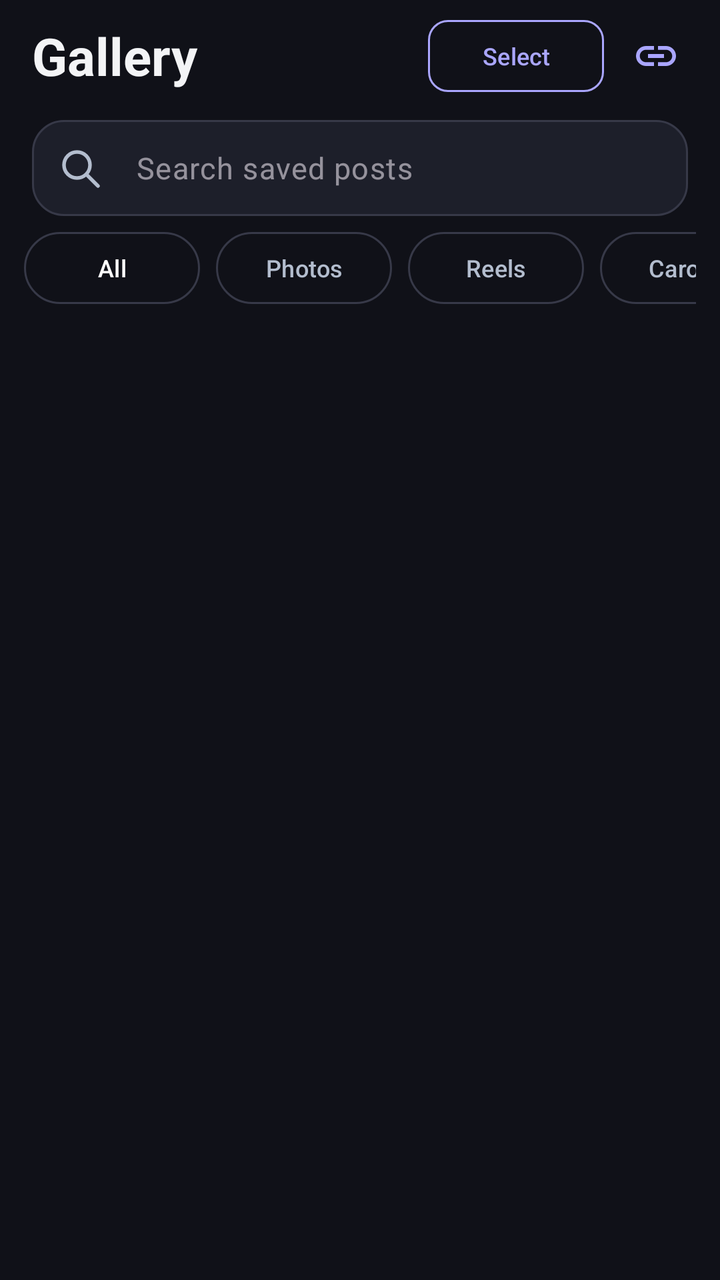
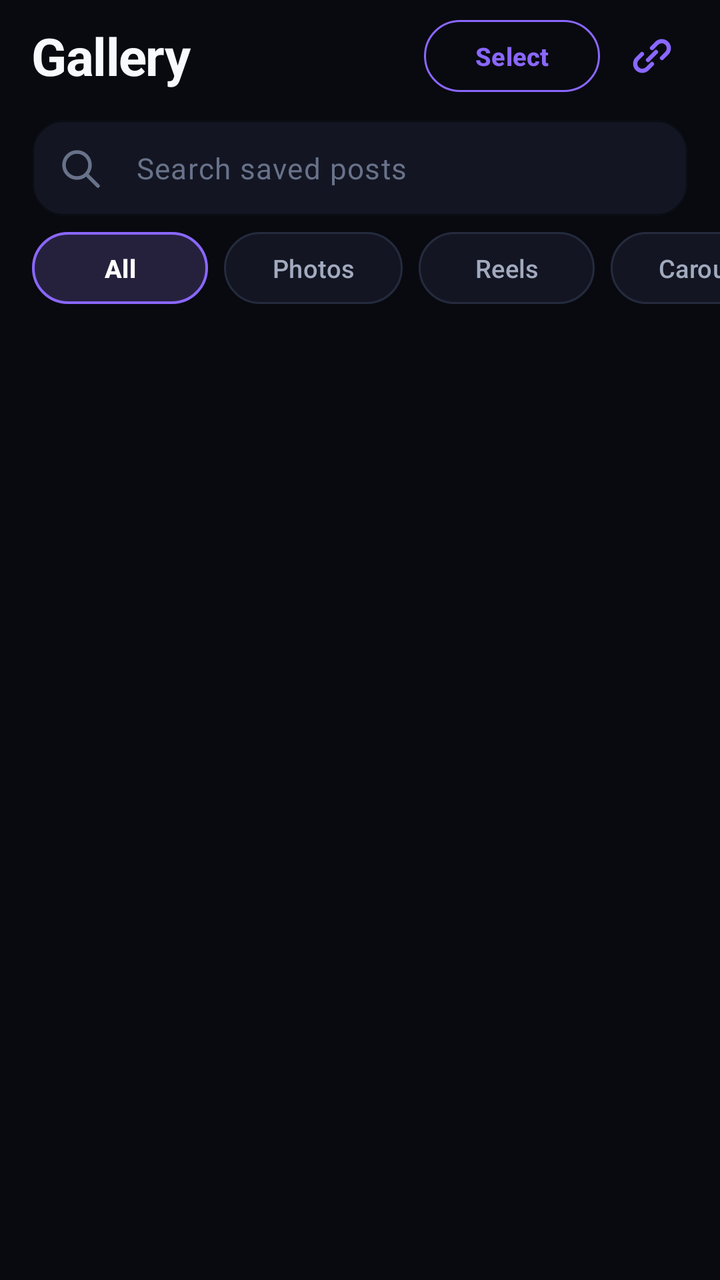

Compare the two renders of this Android layout. The source of the first and the diff that turns it into the second are given below.
<!-- AndroidManifest.xml: application theme Theme.InstaSave -->
<!-- res/layout/fragment_gallery.xml -->
<?xml version="1.0" encoding="utf-8"?>
<androidx.constraintlayout.widget.ConstraintLayout 
    xmlns:android="http://schemas.android.com/apk/res/android"
    xmlns:app="http://schemas.android.com/apk/res-auto"
    android:id="@+id/rootGalleryContainer"
    android:focusableInTouchMode="true"
    android:layout_width="match_parent"
    android:layout_height="match_parent"
    android:background="@color/bg_dark">

    
    <FrameLayout
        android:id="@+id/galleryHeaderContainer"
        android:layout_width="0dp"
        android:layout_height="56dp"
        app:layout_constraintTop_toTopOf="parent"
        app:layout_constraintStart_toStartOf="parent"
        app:layout_constraintEnd_toEndOf="parent">

        
        <LinearLayout
            android:id="@+id/galleryTopBar"
            android:layout_width="match_parent"
            android:layout_height="match_parent"
            android:orientation="horizontal"
            android:gravity="center_vertical"
            android:paddingStart="16dp"
            android:paddingEnd="8dp"
            android:background="@color/bg_dark">

            <TextView
                android:layout_width="0dp"
                android:layout_height="wrap_content"
                android:layout_weight="1"
                android:text="@string/gallery_title"
                android:textSize="26sp"
                android:textStyle="bold"
                android:textColor="@color/text_primary" />

            <com.google.android.material.button.MaterialButton
                android:id="@+id/btnStartSelection"
                style="?attr/materialButtonOutlinedStyle"
                android:layout_width="wrap_content"
                android:layout_height="36dp"
                android:minHeight="0dp"
                android:insetTop="0dp"
                android:insetBottom="0dp"
                android:text="Select"
                android:textColor="@color/insta_pink"
                android:textSize="12sp"
                app:strokeColor="@color/insta_pink"
                app:cornerRadius="10dp" />

            <ImageButton
                android:id="@+id/btnAddLink"
                android:layout_width="48dp"
                android:layout_height="48dp"
                android:padding="12dp"
                android:src="@drawable/ic_link"
                app:tint="@color/insta_pink"
                android:background="?attr/selectableItemBackgroundBorderless"
                android:contentDescription="Paste Link"
                android:layout_marginStart="2dp" />
        </LinearLayout>

        
        <LinearLayout
            android:id="@+id/gallerySelectionBar"
            android:layout_width="match_parent"
            android:layout_height="match_parent"
            android:orientation="horizontal"
            android:gravity="center_vertical"
            android:paddingStart="8dp"
            android:paddingEnd="8dp"
            android:background="@color/card_bg"
            android:visibility="gone">

            <ImageButton
                android:id="@+id/btnCloseSelection"
                android:layout_width="48dp"
                android:layout_height="48dp"
                android:padding="12dp"
                android:src="@drawable/ic_close"
                app:tint="@color/white"
                android:background="?attr/selectableItemBackgroundBorderless"
                android:contentDescription="Close Selection" />

            <TextView
                android:id="@+id/tvSelectionCount"
                android:layout_width="0dp"
                android:layout_height="wrap_content"
                android:layout_weight="1"
                android:layout_marginStart="4dp"
                android:text="1 selected"
                android:textSize="15sp"
                android:textStyle="bold"
                android:textColor="@color/white" />

            <com.google.android.material.button.MaterialButton
                android:id="@+id/btnSelectAllToggle"
                style="?attr/materialButtonOutlinedStyle"
                android:layout_width="wrap_content"
                android:layout_height="36dp"
                android:minHeight="0dp"
                android:insetTop="0dp"
                android:insetBottom="0dp"
                android:text="Select All"
                android:textColor="@color/white"
                android:textSize="12sp"
                app:strokeColor="#50FFFFFF"
                app:cornerRadius="10dp"
                android:layout_marginEnd="4dp" />

            <ImageButton
                android:id="@+id/btnBatchShare"
                android:layout_width="48dp"
                android:layout_height="48dp"
                android:padding="12dp"
                android:src="@drawable/ic_share"
                app:tint="@color/white"
                android:background="?attr/selectableItemBackgroundBorderless"
                android:contentDescription="Share Selected" />

            <ImageButton
                android:id="@+id/btnBatchDelete"
                android:layout_width="48dp"
                android:layout_height="48dp"
                android:padding="12dp"
                android:src="@drawable/ic_delete"
                app:tint="@color/status_red"
                android:background="?attr/selectableItemBackgroundBorderless"
                android:contentDescription="Delete Selected" />
        </LinearLayout>
    </FrameLayout>

    
    <com.google.android.material.textfield.TextInputLayout
        android:id="@+id/gallerySearchBox"
        style="@style/Widget.Material3.TextInputLayout.OutlinedBox.Dense"
        android:layout_width="0dp"
        android:layout_height="wrap_content"
        android:layout_marginHorizontal="16dp"
        android:layout_marginTop="4dp"
        app:hintEnabled="false"
        app:boxBackgroundColor="@color/card_bg"
        app:boxCornerRadiusTopStart="16dp"
        app:boxCornerRadiusTopEnd="16dp"
        app:boxCornerRadiusBottomStart="16dp"
        app:boxCornerRadiusBottomEnd="16dp"
        app:startIconDrawable="@drawable/ic_search_saved"
        app:endIconMode="clear_text"
        app:layout_constraintStart_toStartOf="parent"
        app:layout_constraintEnd_toEndOf="parent"
        app:layout_constraintTop_toBottomOf="@id/galleryHeaderContainer">
        <com.google.android.material.textfield.TextInputEditText
            android:id="@+id/gallerySearch"
            android:layout_width="match_parent"
            android:layout_height="wrap_content"
            android:minHeight="48dp"
            android:singleLine="true"
            android:inputType="text"
            android:imeOptions="actionSearch"
            android:textSize="15sp"
            android:hint="@string/search_saved_posts" />
    </com.google.android.material.textfield.TextInputLayout>

    <HorizontalScrollView
        android:id="@+id/scrollFilters"
        android:layout_width="0dp"
        android:layout_height="wrap_content"
        android:scrollbars="none"
        android:paddingStart="12dp"
        android:paddingEnd="12dp"
        android:paddingTop="8dp"
        android:paddingBottom="8dp"
        android:background="@color/bg_dark"
        app:layout_constraintTop_toBottomOf="@id/gallerySearchBox"
        app:layout_constraintStart_toStartOf="parent"
        app:layout_constraintEnd_toEndOf="parent">

        <LinearLayout
            android:layout_width="wrap_content"
            android:layout_height="wrap_content"
            android:orientation="horizontal">

            <com.google.android.material.button.MaterialButton
                android:id="@+id/chipAll"
                style="?attr/materialButtonOutlinedStyle"
                android:layout_width="wrap_content"
                android:layout_height="36dp"
                android:minHeight="0dp"
                android:insetTop="0dp"
                android:insetBottom="0dp"
                android:text="All"
                android:textColor="@color/white"
                android:textSize="12sp"
                app:cornerRadius="18dp"
                android:layout_marginEnd="8dp" />

            <com.google.android.material.button.MaterialButton
                android:id="@+id/chipPhotos"
                style="?attr/materialButtonOutlinedStyle"
                android:layout_width="wrap_content"
                android:layout_height="36dp"
                android:minHeight="0dp"
                android:insetTop="0dp"
                android:insetBottom="0dp"
                android:text="Photos"
                android:textColor="@color/text_secondary"
                android:textSize="12sp"
                app:cornerRadius="18dp"
                android:layout_marginEnd="8dp" />

            <com.google.android.material.button.MaterialButton
                android:id="@+id/chipReels"
                style="?attr/materialButtonOutlinedStyle"
                android:layout_width="wrap_content"
                android:layout_height="36dp"
                android:minHeight="0dp"
                android:insetTop="0dp"
                android:insetBottom="0dp"
                android:text="Reels"
                android:textColor="@color/text_secondary"
                android:textSize="12sp"
                app:cornerRadius="18dp"
                android:layout_marginEnd="8dp" />

            <com.google.android.material.button.MaterialButton
                android:id="@+id/chipCarousels"
                style="?attr/materialButtonOutlinedStyle"
                android:layout_width="wrap_content"
                android:layout_height="36dp"
                android:minHeight="0dp"
                android:insetTop="0dp"
                android:insetBottom="0dp"
                android:text="Carousels"
                android:textColor="@color/text_secondary"
                android:textSize="12sp"
                app:cornerRadius="18dp" />
        </LinearLayout>
    </HorizontalScrollView>

    
    <androidx.recyclerview.widget.RecyclerView
        android:id="@+id/rvGallery"
        android:layout_width="0dp"
        android:layout_height="0dp"
        android:padding="6dp"
        android:clipToPadding="false"
        app:layout_constraintTop_toBottomOf="@id/scrollFilters"
        app:layout_constraintBottom_toBottomOf="parent"
        app:layout_constraintStart_toStartOf="parent"
        app:layout_constraintEnd_toEndOf="parent" />

    
    <TextView
        android:id="@+id/tvEmptyGallery"
        android:layout_width="wrap_content"
        android:layout_height="wrap_content"
        android:text="No downloaded media yet.\nPaste a link on the Home tab to start!"
        android:textColor="@color/text_muted"
        android:textSize="14sp"
        android:gravity="center"
        android:lineSpacingExtra="4dp"
        android:visibility="gone"
        app:layout_constraintTop_toBottomOf="@id/scrollFilters"
        app:layout_constraintBottom_toBottomOf="parent"
        app:layout_constraintStart_toStartOf="parent"
        app:layout_constraintEnd_toEndOf="parent" />

</androidx.constraintlayout.widget.ConstraintLayout>
<!-- resources referenced by this layout -->
<resources>
  <color name="bg_dark">#101118</color>
  <color name="card_bg">#1D1F2A</color>
  <color name="insta_pink">#AAA6FF</color>
  <color name="status_red">#EF4444</color>
  <color name="text_muted">#929FB4</color>
  <color name="text_primary">#F3F4F6</color>
  <color name="text_secondary">#B3BDCE</color>
  <!-- drawable ic_close (drawable) -->
  <?xml version="1.0" encoding="utf-8"?>
  <vector xmlns:android="http://schemas.android.com/apk/res/android"
      android:width="24dp"
      android:height="24dp"
      android:viewportWidth="24"
      android:viewportHeight="24">
      <path
          android:fillColor="#EF4444"
          android:pathData="M19,6.41L17.59,5 12,10.59 6.41,5 5,6.41 10.59,12 5,17.59 6.41,19 12,13.41 17.59,19 19,17.59 13.41,12z" />
  </vector>
  <!-- drawable ic_delete (drawable) -->
  <?xml version="1.0" encoding="utf-8"?>
  <vector xmlns:android="http://schemas.android.com/apk/res/android"
      android:width="24dp"
      android:height="24dp"
      android:viewportWidth="24"
      android:viewportHeight="24">
      <path
          android:fillColor="#EF4444"
          android:pathData="M6,19c0,1.1 0.9,2 2,2h8c1.1,0 2,-0.9 2,-2V7H6v12zM19,4h-3.5l-1,-1h-5l-1,1H5v2h14V4z" />
  </vector>
  <!-- drawable ic_link (drawable) -->
  <vector xmlns:android="http://schemas.android.com/apk/res/android"
      android:width="24dp"
      android:height="24dp"
      android:viewportWidth="24"
      android:viewportHeight="24">
    <path
        android:fillColor="@android:color/white"
        android:pathData="M3.9,12c0,-1.71 1.39,-3.1 3.1,-3.1h4V7H7c-2.76,0 -5,2.24 -5,5s2.24,5 5,5h4v-1.9H7c-1.71,0 -3.1,-1.39 -3.1,-3.1zM8,13h8v-2H8v2zm9,-6h-4v1.9h4c1.71,0 3.1,1.39 3.1,3.1s-1.39,3.1 -3.1,3.1h-4V17h4c2.76,0 5,-2.24 5,-5s-2.24,-5 -5,-5z"/>
  </vector>
  <!-- drawable ic_share (drawable) -->
  <?xml version="1.0" encoding="utf-8"?>
  <vector xmlns:android="http://schemas.android.com/apk/res/android"
      android:width="24dp"
      android:height="24dp"
      android:viewportWidth="24"
      android:viewportHeight="24">
      <path
          android:fillColor="#E0E0E0"
          android:pathData="M18,16.08c-0.76,0 -1.44,0.3 -1.96,0.77L8.91,12.7c0.05,-0.23 0.09,-0.46 0.09,-0.7s-0.04,-0.47 -0.09,-0.7l7.05,-4.11c0.54,0.5 1.25,0.81 2.04,0.81 1.66,0 3,-1.34 3,-3s-1.34,-3 -3,-3 -3,1.34 -3,3c0,0.24 0.04,0.47 0.09,0.7L8.04,9.81C7.5,9.31 6.79,9 6,9c-1.66,0 -3,1.34 -3,3s1.34,3 3,3c0.79,0 1.5,-0.31 2.04,-0.81l7.12,4.16c-0.05,0.21 -0.08,0.43 -0.08,0.65 0,1.61 1.31,2.92 2.92,2.92s2.92,-1.31 2.92,-2.92c0,-1.61 -1.31,-2.92 -2.92,-2.92z" />
  </vector>
  <style name="Theme.InstaSave" parent="Theme.Material3.Dark.NoActionBar">
          
          <item name="colorPrimary">@color/insta_pink</item>
          <item name="android:statusBarColor">@color/bg_dark</item>
          <item name="colorOnPrimary">@color/bg_dark</item>
          <item name="colorAccent">@color/insta_coral</item>
  
          
          <item name="colorSecondaryContainer">#37344E</item>
          <item name="colorOnSecondaryContainer">@color/insta_pink</item>
  
          
          <item name="android:colorBackground">@color/bg_dark</item>
          <item name="colorSurface">@color/bg_dark</item>
          <item name="colorSurfaceContainer">@color/card_bg</item>
          <item name="colorOnSurface">@color/text_primary</item>
          <item name="colorOnSurfaceVariant">@color/text_secondary</item>
          <item name="colorOutline">@color/card_stroke</item>
  
          
          <item name="bottomNavigationStyle">@style/Widget.InstaSave.BottomNav</item>
      </style>
  <color name="insta_coral">#938DFF</color>
  <color name="card_stroke">#373948</color>
  <style name="Widget.InstaSave.BottomNav" parent="Widget.Material3.BottomNavigationView">
          <item name="itemActiveIndicatorStyle">@style/Widget.InstaSave.BottomNav.Indicator</item>
      </style>
  <style name="Widget.InstaSave.BottomNav.Indicator" parent="Widget.Material3.BottomNavigationView.ActiveIndicator">
          <item name="android:color">#37344E</item>
          <item name="android:width">56dp</item>
          <item name="android:height">32dp</item>
      </style>
  <!-- unchanged entries left out for length: 4 -->
</resources>

<!-- the commit's change to res/layout/fragment_gallery.xml (unified diff, before → after) -->
@@ -25,7 +25,7 @@
             android:orientation="horizontal"
             android:gravity="center_vertical"
             android:paddingStart="16dp"
-            android:paddingEnd="8dp"
+            android:paddingEnd="12dp"
             android:background="@color/bg_dark">
 
             <TextView
@@ -35,6 +35,7 @@
                 android:text="@string/gallery_title"
                 android:textSize="26sp"
                 android:textStyle="bold"
+                android:letterSpacing="-0.02"
                 android:textColor="@color/text_primary" />
 
             <com.google.android.material.button.MaterialButton
@@ -47,20 +48,22 @@
                 android:insetBottom="0dp"
                 android:text="Select"
                 android:textColor="@color/insta_pink"
-                android:textSize="12sp"
+                android:textSize="12.5sp"
+                android:textStyle="bold"
                 app:strokeColor="@color/insta_pink"
-                app:cornerRadius="10dp" />
+                app:strokeWidth="1dp"
+                app:cornerRadius="18dp" />
 
             <ImageButton
                 android:id="@+id/btnAddLink"
-                android:layout_width="48dp"
-                android:layout_height="48dp"
-                android:padding="12dp"
+                android:layout_width="44dp"
+                android:layout_height="44dp"
+                android:padding="10dp"
                 android:src="@drawable/ic_link"
                 app:tint="@color/insta_pink"
                 android:background="?attr/selectableItemBackgroundBorderless"
                 android:contentDescription="Paste Link"
-                android:layout_marginStart="2dp" />
+                android:layout_marginStart="4dp" />
         </LinearLayout>
 
         
@@ -77,9 +80,9 @@
 
             <ImageButton
                 android:id="@+id/btnCloseSelection"
-                android:layout_width="48dp"
-                android:layout_height="48dp"
-                android:padding="12dp"
+                android:layout_width="44dp"
+                android:layout_height="44dp"
+                android:padding="10dp"
                 android:src="@drawable/ic_close"
                 app:tint="@color/white"
                 android:background="?attr/selectableItemBackgroundBorderless"
@@ -90,7 +93,7 @@
                 android:layout_width="0dp"
                 android:layout_height="wrap_content"
                 android:layout_weight="1"
-                android:layout_marginStart="4dp"
+                android:layout_marginStart="6dp"
                 android:text="1 selected"
                 android:textSize="15sp"
                 android:textStyle="bold"
@@ -100,7 +103,7 @@
                 android:id="@+id/btnSelectAllToggle"
                 style="?attr/materialButtonOutlinedStyle"
                 android:layout_width="wrap_content"
-                android:layout_height="36dp"
+                android:layout_height="34dp"
                 android:minHeight="0dp"
                 android:insetTop="0dp"
                 android:insetBottom="0dp"
@@ -108,14 +111,14 @@
                 android:textColor="@color/white"
                 android:textSize="12sp"
                 app:strokeColor="#50FFFFFF"
-                app:cornerRadius="10dp"
+                app:cornerRadius="17dp"
                 android:layout_marginEnd="4dp" />
 
             <ImageButton
                 android:id="@+id/btnBatchShare"
-                android:layout_width="48dp"
-                android:layout_height="48dp"
-                android:padding="12dp"
+                android:layout_width="44dp"
+                android:layout_height="44dp"
+                android:padding="10dp"
                 android:src="@drawable/ic_share"
                 app:tint="@color/white"
                 android:background="?attr/selectableItemBackgroundBorderless"
@@ -123,9 +126,9 @@
 
             <ImageButton
                 android:id="@+id/btnBatchDelete"
-                android:layout_width="48dp"
-                android:layout_height="48dp"
-                android:padding="12dp"
+                android:layout_width="44dp"
+                android:layout_height="44dp"
+                android:padding="10dp"
                 android:src="@drawable/ic_delete"
                 app:tint="@color/status_red"
                 android:background="?attr/selectableItemBackgroundBorderless"
@@ -147,11 +150,17 @@
         app:boxCornerRadiusTopEnd="16dp"
         app:boxCornerRadiusBottomStart="16dp"
         app:boxCornerRadiusBottomEnd="16dp"
+        app:boxStrokeColor="@color/card_stroke"
+        app:boxStrokeWidth="1dp"
+        app:boxStrokeWidthFocused="1.5dp"
         app:startIconDrawable="@drawable/ic_search_saved"
+        app:startIconTint="@color/text_muted"
         app:endIconMode="clear_text"
+        app:endIconTint="@color/text_muted"
         app:layout_constraintStart_toStartOf="parent"
         app:layout_constraintEnd_toEndOf="parent"
         app:layout_constraintTop_toBottomOf="@id/galleryHeaderContainer">
+
         <com.google.android.material.textfield.TextInputEditText
             android:id="@+id/gallerySearch"
             android:layout_width="match_parent"
@@ -160,19 +169,24 @@
             android:singleLine="true"
             android:inputType="text"
             android:imeOptions="actionSearch"
-            android:textSize="15sp"
-            android:hint="@string/search_saved_posts" />
+            android:textSize="14.5sp"
+            android:textColor="@color/text_primary"
+            android:textColorHint="@color/text_muted"
+            android:hint="@string/search_saved_posts"
+            android:paddingHorizontal="14dp" />
     </com.google.android.material.textfield.TextInputLayout>
 
+    
     <HorizontalScrollView
         android:id="@+id/scrollFilters"
         android:layout_width="0dp"
         android:layout_height="wrap_content"
         android:scrollbars="none"
-        android:paddingStart="12dp"
-        android:paddingEnd="12dp"
+        android:paddingStart="16dp"
+        android:paddingEnd="16dp"
         android:paddingTop="8dp"
         android:paddingBottom="8dp"
+        android:clipToPadding="false"
         android:background="@color/bg_dark"
         app:layout_constraintTop_toBottomOf="@id/gallerySearchBox"
         app:layout_constraintStart_toStartOf="parent"
@@ -193,8 +207,12 @@
                 android:insetBottom="0dp"
                 android:text="All"
                 android:textColor="@color/white"
-                android:textSize="12sp"
-                app:cornerRadius="18dp"
+                android:textSize="12.5sp"
+                android:textStyle="bold"
+                app:cornerRadius="18dp"
+                app:strokeColor="@color/insta_pink"
+                app:strokeWidth="1.2dp"
+                app:backgroundTint="#25213D"
                 android:layout_marginEnd="8dp" />
 
             <com.google.android.material.button.MaterialButton
@@ -207,8 +225,11 @@
                 android:insetBottom="0dp"
                 android:text="Photos"
                 android:textColor="@color/text_secondary"
-                android:textSize="12sp"
-                app:cornerRadius="18dp"
+                android:textSize="12.5sp"
+                app:cornerRadius="18dp"
+                app:strokeColor="@color/card_stroke"
+                app:strokeWidth="1dp"
+                app:backgroundTint="@color/card_bg"
                 android:layout_marginEnd="8dp" />
 
             <com.google.android.material.button.MaterialButton
@@ -221,8 +242,11 @@
                 android:insetBottom="0dp"
                 android:text="Reels"
                 android:textColor="@color/text_secondary"
-                android:textSize="12sp"
-                app:cornerRadius="18dp"
+                android:textSize="12.5sp"
+                app:cornerRadius="18dp"
+                app:strokeColor="@color/card_stroke"
+                app:strokeWidth="1dp"
+                app:backgroundTint="@color/card_bg"
                 android:layout_marginEnd="8dp" />
 
             <com.google.android.material.button.MaterialButton
@@ -235,8 +259,11 @@
                 android:insetBottom="0dp"
                 android:text="Carousels"
                 android:textColor="@color/text_secondary"
-                android:textSize="12sp"
-                app:cornerRadius="18dp" />
+                android:textSize="12.5sp"
+                app:cornerRadius="18dp"
+                app:strokeColor="@color/card_stroke"
+                app:strokeWidth="1dp"
+                app:backgroundTint="@color/card_bg" />
         </LinearLayout>
     </HorizontalScrollView>
 
<!-- resource entries referenced after the edit -->
@@ -1,12 +1,12 @@
 <!-- resources referenced by this layout -->
 <resources>
-  <color name="bg_dark">#101118</color>
-  <color name="card_bg">#1D1F2A</color>
-  <color name="insta_pink">#AAA6FF</color>
-  <color name="status_red">#EF4444</color>
-  <color name="text_muted">#929FB4</color>
-  <color name="text_primary">#F3F4F6</color>
-  <color name="text_secondary">#B3BDCE</color>
+  <color name="bg_dark">#090A10</color>
+  <color name="card_bg">#131622</color>
+  <color name="insta_pink">#8A67FF</color>
+  <color name="status_red">#FF4D4D</color>
+  <color name="text_muted">#68728A</color>
+  <color name="text_primary">#F8F9FD</color>
+  <color name="text_secondary">#A2AABF</color>
   <!-- drawable ic_close (drawable) -->
   <?xml version="1.0" encoding="utf-8"?>
   <vector xmlns:android="http://schemas.android.com/apk/res/android"
@@ -14,9 +14,14 @@
       android:height="24dp"
       android:viewportWidth="24"
       android:viewportHeight="24">
+  
+      
       <path
-          android:fillColor="#EF4444"
-          android:pathData="M19,6.41L17.59,5 12,10.59 6.41,5 5,6.41 10.59,12 5,17.59 6.41,19 12,13.41 17.59,19 19,17.59 13.41,12z" />
+          android:strokeColor="#FFFFFFFF"
+          android:strokeWidth="2.2"
+          android:strokeLineCap="round"
+          android:pathData="M6,6 L18,18 M18,6 L6,18" />
+  
   </vector>
   <!-- drawable ic_delete (drawable) -->
   <?xml version="1.0" encoding="utf-8"?>
@@ -25,19 +30,62 @@
       android:height="24dp"
       android:viewportWidth="24"
       android:viewportHeight="24">
+  
+      
       <path
-          android:fillColor="#EF4444"
-          android:pathData="M6,19c0,1.1 0.9,2 2,2h8c1.1,0 2,-0.9 2,-2V7H6v12zM19,4h-3.5l-1,-1h-5l-1,1H5v2h14V4z" />
+          android:strokeColor="#FFFFFFFF"
+          android:strokeWidth="2.0"
+          android:strokeLineCap="round"
+          android:strokeLineJoin="round"
+          android:pathData="M9,4 H15" />
+  
+      
+      <path
+          android:strokeColor="#FFFFFFFF"
+          android:strokeWidth="2.0"
+          android:strokeLineCap="round"
+          android:pathData="M4,7 H20" />
+  
+      
+      <path
+          android:strokeColor="#FFFFFFFF"
+          android:strokeWidth="2.0"
+          android:strokeLineCap="round"
+          android:strokeLineJoin="round"
+          android:pathData="M6,7 L7.2,18.5 A2.5,2.5 0 0 0 9.7,21 H14.3 A2.5,2.5 0 0 0 16.8,18.5 L18,7" />
+  
+      
+      <path
+          android:strokeColor="#FFFFFFFF"
+          android:strokeWidth="1.8"
+          android:strokeLineCap="round"
+          android:pathData="M10,11 V17 M14,11 V17" />
+  
   </vector>
   <!-- drawable ic_link (drawable) -->
+  <?xml version="1.0" encoding="utf-8"?>
   <vector xmlns:android="http://schemas.android.com/apk/res/android"
       android:width="24dp"
       android:height="24dp"
       android:viewportWidth="24"
       android:viewportHeight="24">
-    <path
-        android:fillColor="@android:color/white"
-        android:pathData="M3.9,12c0,-1.71 1.39,-3.1 3.1,-3.1h4V7H7c-2.76,0 -5,2.24 -5,5s2.24,5 5,5h4v-1.9H7c-1.71,0 -3.1,-1.39 -3.1,-3.1zM8,13h8v-2H8v2zm9,-6h-4v1.9h4c1.71,0 3.1,1.39 3.1,3.1s-1.39,3.1 -3.1,3.1h-4V17h4c2.76,0 5,-2.24 5,-5s-2.24,-5 -5,-5z"/>
+  
+      
+      <path
+          android:strokeColor="#FFFFFFFF"
+          android:strokeWidth="2.1"
+          android:strokeLineCap="round"
+          android:strokeLineJoin="round"
+          android:pathData="M10,14 L14,10 M12,8 L14.5,5.5 A3.54,3.54 0 0 1 19.5,10.5 L17,13" />
+  
+      
+      <path
+          android:strokeColor="#FFFFFFFF"
+          android:strokeWidth="2.1"
+          android:strokeLineCap="round"
+          android:strokeLineJoin="round"
+          android:pathData="M7,11 L4.5,13.5 A3.54,3.54 0 0 0 9.5,18.5 L12,16" />
+  
   </vector>
   <!-- drawable ic_share (drawable) -->
   <?xml version="1.0" encoding="utf-8"?>
@@ -46,25 +94,52 @@
       android:height="24dp"
       android:viewportWidth="24"
       android:viewportHeight="24">
+  
+      
       <path
-          android:fillColor="#E0E0E0"
-          android:pathData="M18,16.08c-0.76,0 -1.44,0.3 -1.96,0.77L8.91,12.7c0.05,-0.23 0.09,-0.46 0.09,-0.7s-0.04,-0.47 -0.09,-0.7l7.05,-4.11c0.54,0.5 1.25,0.81 2.04,0.81 1.66,0 3,-1.34 3,-3s-1.34,-3 -3,-3 -3,1.34 -3,3c0,0.24 0.04,0.47 0.09,0.7L8.04,9.81C7.5,9.31 6.79,9 6,9c-1.66,0 -3,1.34 -3,3s1.34,3 3,3c0.79,0 1.5,-0.31 2.04,-0.81l7.12,4.16c-0.05,0.21 -0.08,0.43 -0.08,0.65 0,1.61 1.31,2.92 2.92,2.92s2.92,-1.31 2.92,-2.92c0,-1.61 -1.31,-2.92 -2.92,-2.92z" />
+          android:strokeColor="#FFFFFFFF"
+          android:strokeWidth="1.9"
+          android:strokeLineCap="round"
+          android:pathData="M8.5,13.5 L15.5,17.5 M15.5,6.5 L8.5,10.5" />
+  
+      
+      <path
+          android:strokeColor="#FFFFFFFF"
+          android:strokeWidth="2.0"
+          android:pathData="M6,12 m -2.5,0 a 2.5,2.5 0 1,0 5,0 a 2.5,2.5 0 1,0 -5,0" />
+  
+      
+      <path
+          android:strokeColor="#FFFFFFFF"
+          android:strokeWidth="2.0"
+          android:pathData="M18,5 m -2.5,0 a 2.5,2.5 0 1,0 5,0 a 2.5,2.5 0 1,0 -5,0" />
+  
+      
+      <path
+          android:strokeColor="#FFFFFFFF"
+          android:strokeWidth="2.0"
+          android:pathData="M18,19 m -2.5,0 a 2.5,2.5 0 1,0 5,0 a 2.5,2.5 0 1,0 -5,0" />
+  
   </vector>
   <style name="Theme.InstaSave" parent="Theme.Material3.Dark.NoActionBar">
           
           <item name="colorPrimary">@color/insta_pink</item>
           <item name="android:statusBarColor">@color/bg_dark</item>
-          <item name="colorOnPrimary">@color/bg_dark</item>
+          <item name="android:navigationBarColor">@color/bg_dark</item>
+          <item name="android:windowLightStatusBar">false</item>
+          <item name="android:windowLightNavigationBar">false</item>
+          <item name="colorOnPrimary">@color/white</item>
           <item name="colorAccent">@color/insta_coral</item>
   
           
-          <item name="colorSecondaryContainer">#37344E</item>
+          <item name="colorSecondaryContainer">#25213D</item>
           <item name="colorOnSecondaryContainer">@color/insta_pink</item>
   
           
           <item name="android:colorBackground">@color/bg_dark</item>
           <item name="colorSurface">@color/bg_dark</item>
           <item name="colorSurfaceContainer">@color/card_bg</item>
+          <item name="colorSurfaceContainerHigh">@color/surface_elevated</item>
           <item name="colorOnSurface">@color/text_primary</item>
           <item name="colorOnSurfaceVariant">@color/text_secondary</item>
           <item name="colorOutline">@color/card_stroke</item>
@@ -72,15 +147,21 @@
           
           <item name="bottomNavigationStyle">@style/Widget.InstaSave.BottomNav</item>
       </style>
-  <color name="insta_coral">#938DFF</color>
-  <color name="card_stroke">#373948</color>
+  <color name="insta_coral">#FF3377</color>
+  <color name="surface_elevated">#1E2335</color>
+  <color name="card_stroke">#252B3E</color>
   <style name="Widget.InstaSave.BottomNav" parent="Widget.Material3.BottomNavigationView">
           <item name="itemActiveIndicatorStyle">@style/Widget.InstaSave.BottomNav.Indicator</item>
+          <item name="itemRippleColor">#208A67FF</item>
       </style>
   <style name="Widget.InstaSave.BottomNav.Indicator" parent="Widget.Material3.BottomNavigationView.ActiveIndicator">
-          <item name="android:color">#37344E</item>
-          <item name="android:width">56dp</item>
+          <item name="android:color">#25213D</item>
+          <item name="android:width">60dp</item>
           <item name="android:height">32dp</item>
+          <item name="shapeAppearance">@style/ShapeAppearance.InstaSave.NavIndicator</item>
+      </style>
+  <style name="ShapeAppearance.InstaSave.NavIndicator" parent="ShapeAppearance.Material3.Corner.Full">
+          <item name="cornerSize">16dp</item>
       </style>
   <!-- unchanged entries left out for length: 4 -->
 </resources>
